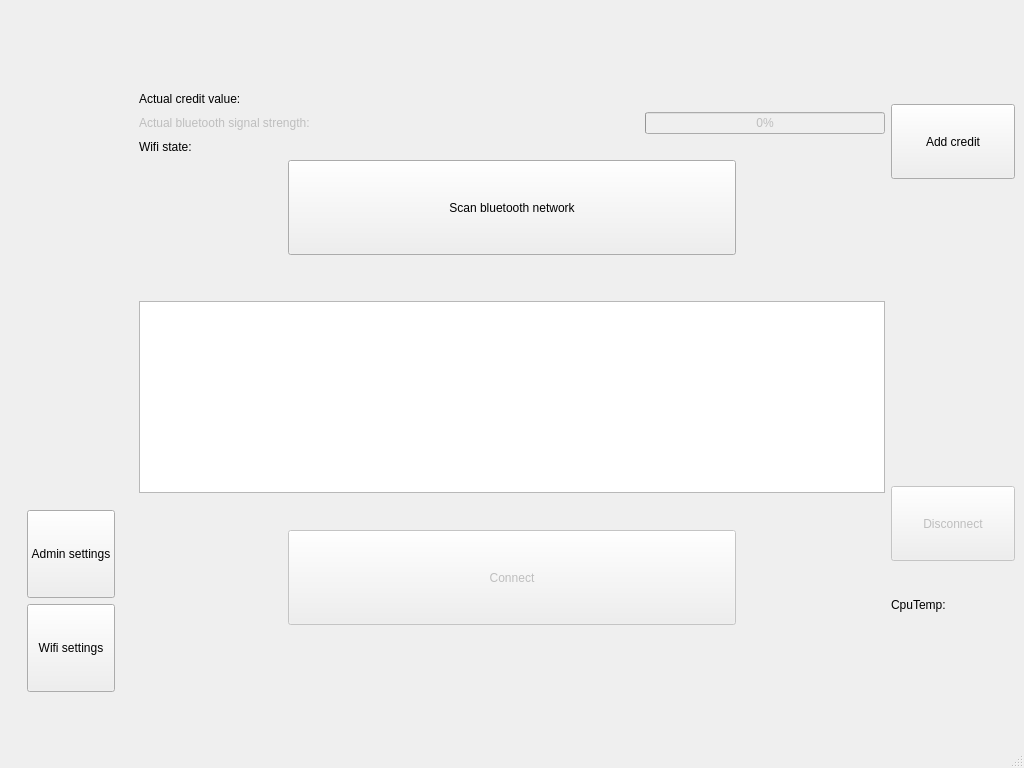
First picture: the form in blue-app/ui/MainWindow.ui, repository matus-u/sz-bluetooth, before the edit.
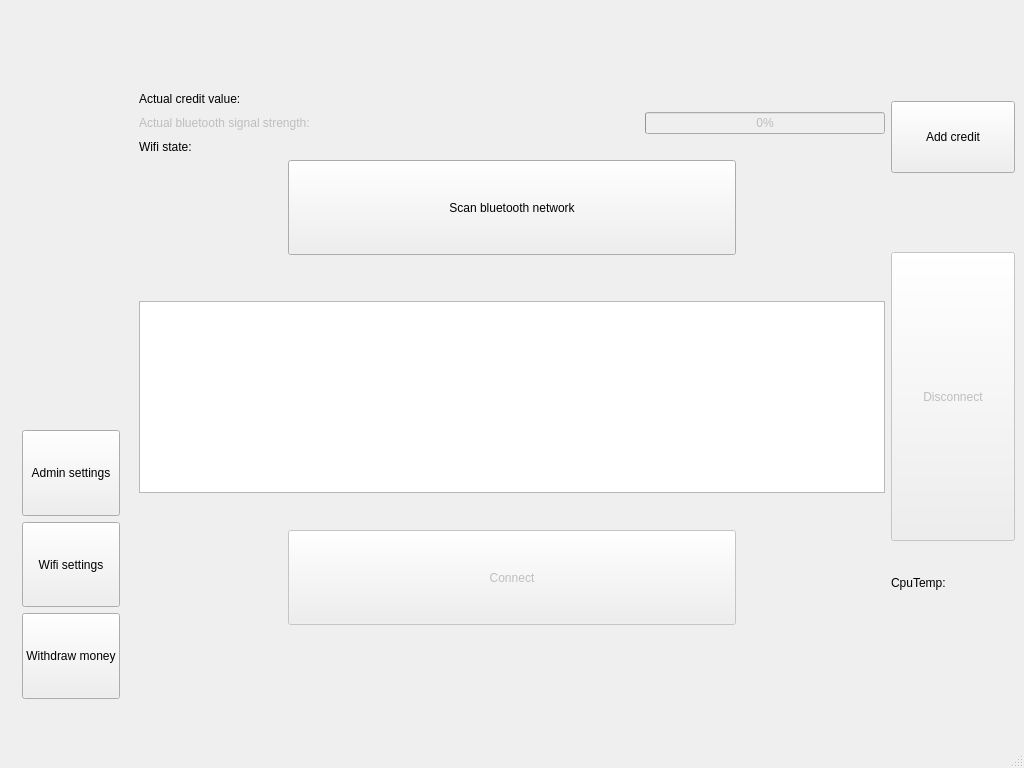
Second picture: the form after the edit.

Commit message: add withdrawing mechanism

Patch:
```diff
--- a/blue-app/ui/MainWindow.ui
+++ b/blue-app/ui/MainWindow.ui
@@ -16,7 +16,7 @@
   <widget class="QWidget" name="centralwidget">
    <layout class="QHBoxLayout" name="horizontalLayout_3" stretch="1,6,1">
     <item>
-     <layout class="QVBoxLayout" name="verticalLayout_3" stretch="1,10,4,1">
+     <layout class="QVBoxLayout" name="verticalLayout_3" stretch="1,10,7,1">
       <item>
        <spacer name="horizontalSpacer_5">
         <property name="orientation">
@@ -86,6 +86,19 @@
             </property>
            </widget>
           </item>
+          <item>
+           <widget class="QPushButton" name="withdrawMoneyButton">
+            <property name="sizePolicy">
+             <sizepolicy hsizetype="Minimum" vsizetype="Minimum">
+              <horstretch>0</horstretch>
+              <verstretch>0</verstretch>
+             </sizepolicy>
+            </property>
+            <property name="text">
+             <string>Withdraw money</string>
+            </property>
+           </widget>
+          </item>
          </layout>
         </item>
         <item>
@@ -437,7 +450,7 @@
      </layout>
     </item>
     <item>
-     <layout class="QVBoxLayout" name="verticalLayout_2" stretch="0,1,1,4,1,1,0,1">
+     <layout class="QVBoxLayout" name="verticalLayout_2" stretch="0,1,1,1,4,1,1,0">
       <item>
        <spacer name="horizontalSpacer_6">
         <property name="orientation">
```
The commit also changes 1 other file.
